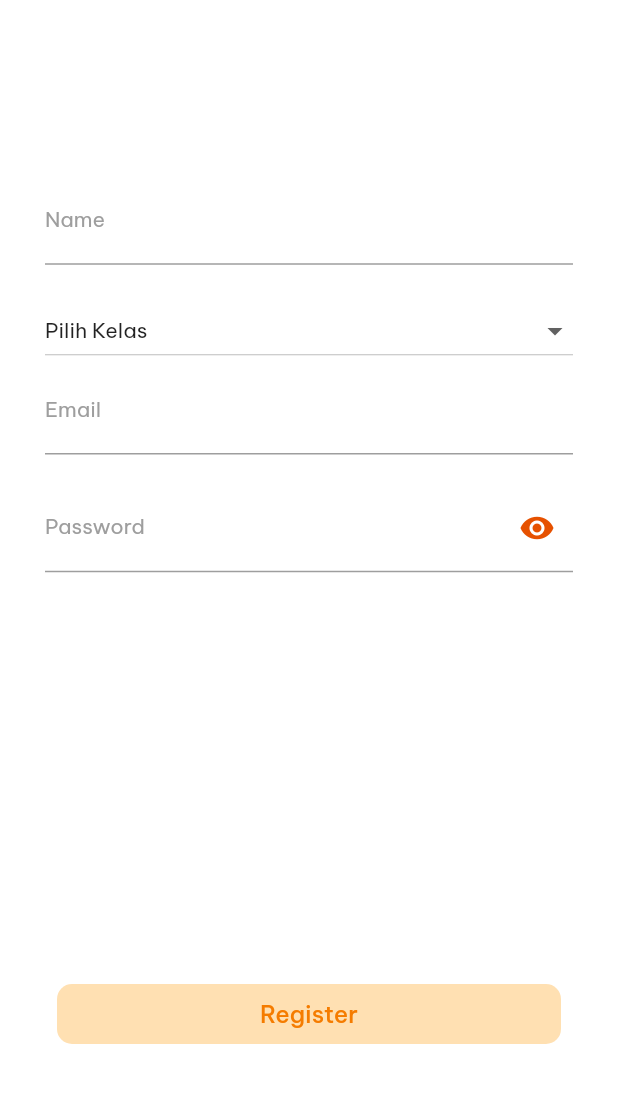
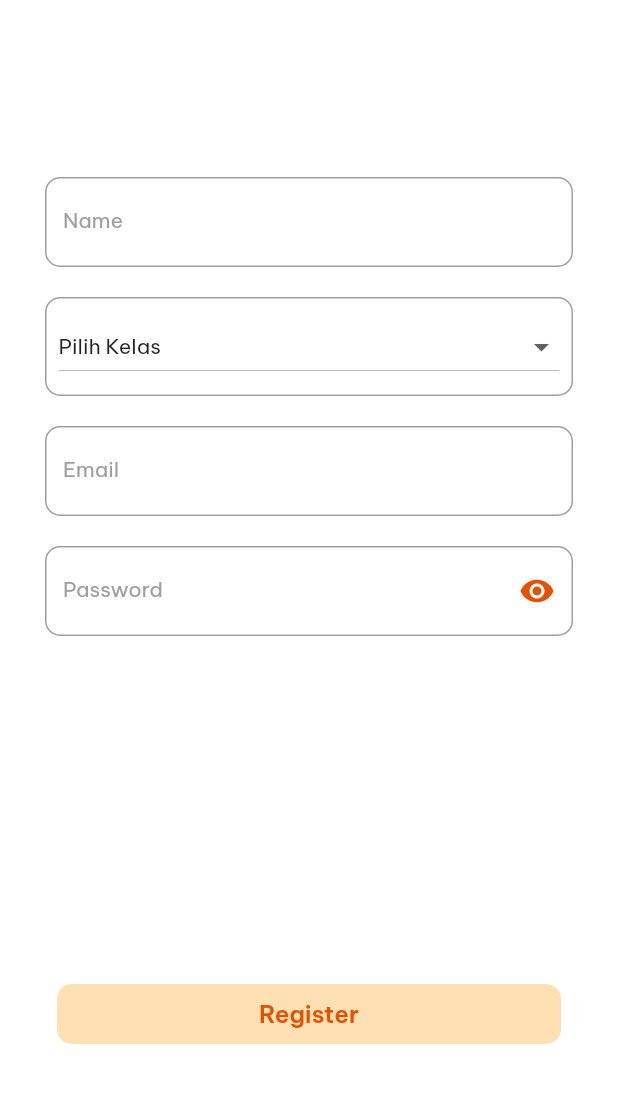
Before and after one commit to deevarindu/flutter_kelasku_tubes, a Flutter app: the screen it shows after launch, after a tap on "Register", on a phone screen of 412 x 824 dp, the part 105-1208 px from its top. Run offline on Flutter 3.47's test engine with Material 2 defaults, Android fonts, the phone set to English and light mode, and no system bars; our stand-ins replace google_fonts.

Commit message:
add outline border in login and register screen

```diff
--- a/lib/screens/login_screen.dart
+++ b/lib/screens/login_screen.dart
@@ -75,16 +75,15 @@ class _LoginScreen1State extends State<LoginScreen1> {
                           TextFormField(
                             keyboardType: TextInputType.emailAddress,
                             controller: _emailController,
-                            decoration: const InputDecoration(
-                              hintText: 'Email',
-                              hintStyle: TextStyle(
-                                color: Colors.grey,
-                                fontSize: 14,
-                              ),
-                              prefixIcon: Icon(
-                                Icons.email,
-                                color: Colors.grey,
-                              ),
+                            decoration: InputDecoration(
+                              labelText: "Email",
+                              labelStyle: TextStyle(
+                              fontSize: 14,
+                              color: Colors.grey,
+                            ),
+                              border: OutlineInputBorder(
+                                borderRadius: BorderRadius.circular(10),
+                              )
                             ),
                             validator: (value){
                               if(value!.isEmpty){
@@ -102,15 +101,14 @@ class _LoginScreen1State extends State<LoginScreen1> {
                           const SizedBox(height: 20),
                           TextFormField(
                             controller: _passwordController,
-                            decoration: const InputDecoration(
-                              hintText: 'Password',
-                              hintStyle: TextStyle(
-                                color: Colors.grey,
-                                fontSize: 14,
-                              ),
-                              prefixIcon: Icon(
-                                Icons.lock,
-                                color: Colors.grey,
+                            decoration: InputDecoration(
+                              labelText: "Password",
+                              labelStyle: TextStyle(
+                              fontSize: 14,
+                              color: Colors.grey,
+                            ),
+                              border: OutlineInputBorder(
+                                borderRadius: BorderRadius.circular(10),
                               ),
                               suffixIcon: Icon(
                                 Icons.visibility,
--- a/lib/screens/register_screen.dart
+++ b/lib/screens/register_screen.dart
@@ -94,12 +94,15 @@ class _RegisterScreenState extends State<RegisterScreen> {
                         children: [
                           TextFormField(
                           controller: _nameController,
-                          decoration: const InputDecoration(
+                          decoration: InputDecoration(
                             labelText: 'Name',
                             labelStyle: TextStyle(
                               fontSize: 14,
                               color: Colors.grey,
                             ),
+                            border: OutlineInputBorder(
+                                borderRadius: BorderRadius.circular(10),
+                              )
                           ),
                           validator: (value){
                               if(value!.isEmpty)
@@ -110,20 +113,36 @@ class _RegisterScreenState extends State<RegisterScreen> {
                             },
                         ),
                         const SizedBox(height: 20),
-                        ClassesDropdown(
-                          selectedDropdown: selectedDropdown,
-                          listItem: classes,
-                          onDropdownChanged: onDropdownChanged,
+                        Container(
+                          decoration: BoxDecoration(
+                            borderRadius: BorderRadius.circular(10),
+                            border: Border.all(
+                              color: Colors.grey,
+                              width: 1,
+                            ),
+                          ),
+                          child: Padding(
+                            padding: const EdgeInsets.all(8.0),
+                            child: ClassesDropdown(
+                              selectedDropdown: selectedDropdown,
+                              listItem: classes,
+                              onDropdownChanged: onDropdownChanged,
+                            ),
+                          ),
                         ),
+                        const SizedBox(height: 20),
                           TextFormField(
                             keyboardType: TextInputType.emailAddress,
                             controller: _emailController,
-                            decoration: const InputDecoration(
+                            decoration: InputDecoration(
                               labelText: 'Email',
                               labelStyle: TextStyle(
                                 color: Colors.grey,
                                 fontSize: 14,
                               ),
+                              border: OutlineInputBorder(
+                                borderRadius: BorderRadius.circular(10),
+                              )
                             ),
                             validator: (value){
                                 if(value!.isEmpty){
@@ -141,11 +160,14 @@ class _RegisterScreenState extends State<RegisterScreen> {
                           const SizedBox(height: 20),
                           TextFormField(
                             controller: _passwordController,
-                            decoration: const InputDecoration(
+                            decoration: InputDecoration(
                               labelText: 'Password',
                               labelStyle: TextStyle(
                                 color: Colors.grey,
                                 fontSize: 14,
+                              ),
+                              border: OutlineInputBorder(
+                                borderRadius: BorderRadius.circular(10),
                               ),
                               suffixIcon: const Icon(
                                 Icons.visibility,
@@ -196,7 +218,8 @@ class _RegisterScreenState extends State<RegisterScreen> {
                         textAlign: TextAlign.center,
                         style: TextStyle(
                           fontSize: 16,
-                          color: Colors.orange.shade700,
+                          fontWeight: FontWeight.w600,
+                          color: Colors.orange.shade900,
                         ),
                       ),
                     ),
--- a/lib/widgets/classes_dropdown_widget.dart
+++ b/lib/widgets/classes_dropdown_widget.dart
@@ -16,7 +16,6 @@ class ClassesDropdown extends StatelessWidget {
   Widget build(BuildContext context) {
     return DropdownButton<String>(
       isExpanded: true,
-
       value: selectedDropdown,
       items: listItem.map((String value) {
         return DropdownMenuItem<String>(
@@ -32,7 +31,6 @@ class ClassesDropdown extends StatelessWidget {
       onChanged: (value) {
         onDropdownChanged(value);
       },
-
     );
 
   }
```
